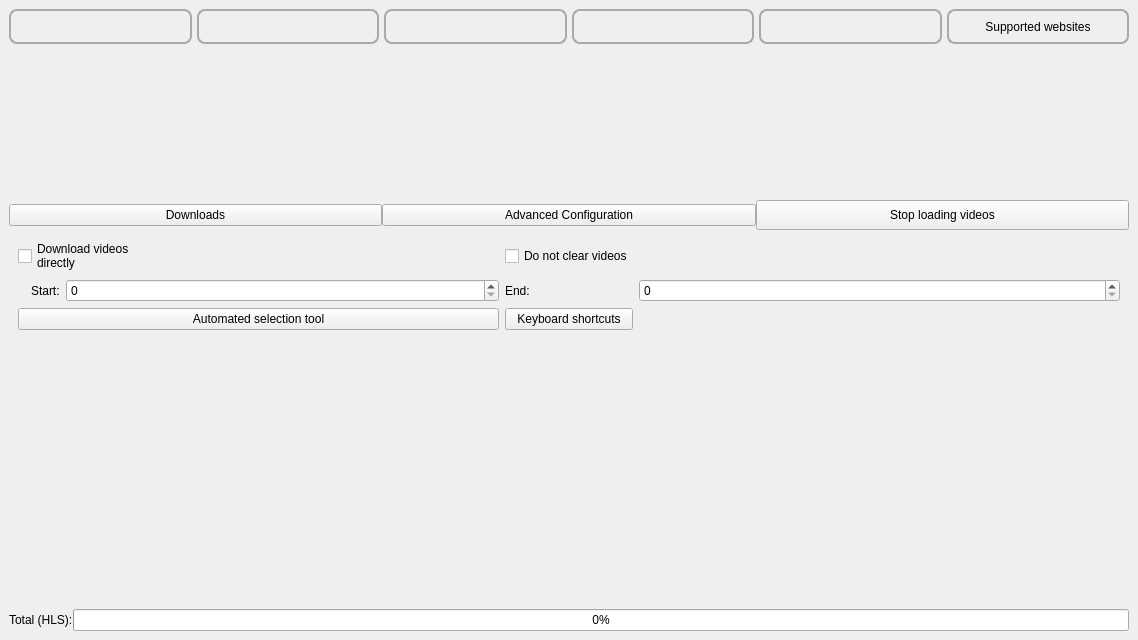
The window that src/frontend/UI/form_main_window.ui (EchterAlsFake/Porn_Fetch) describes before a commit, drawn with Qt 5.
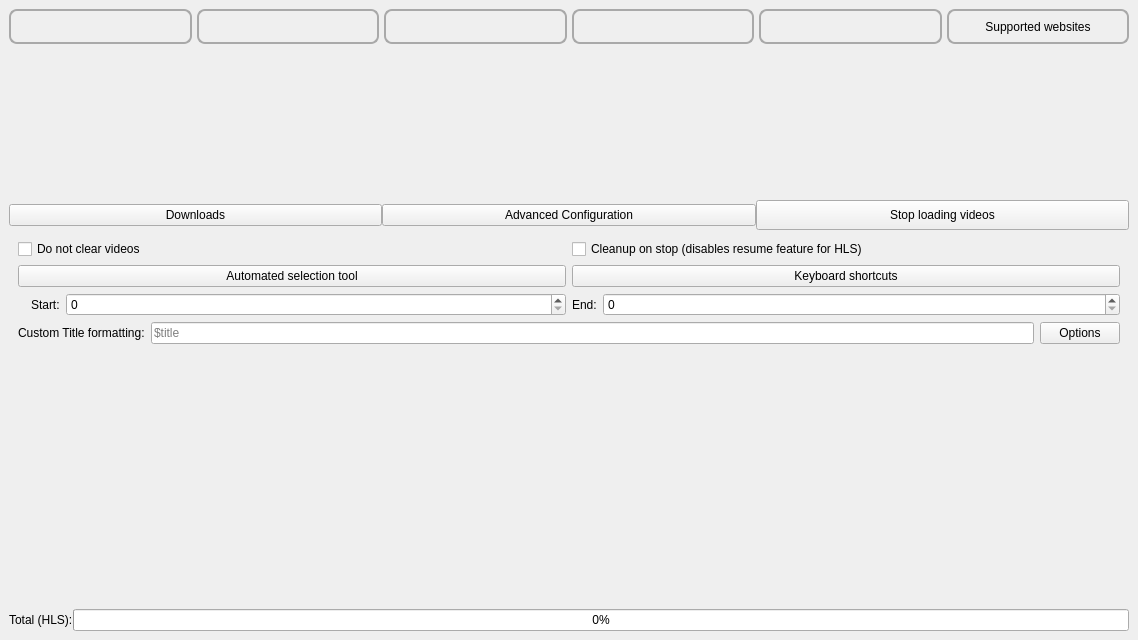
The same window after the commit. The open tabs and pages were chosen to show the change.

Patch:
```diff
--- a/src/frontend/UI/form_main_window.ui
+++ b/src/frontend/UI/form_main_window.ui
@@ -1912,89 +1912,7 @@
              <layout class="QGridLayout" name="gridLayout_32">
               <item row="0" column="0">
                <layout class="QGridLayout" name="gridLayout_13">
-                <item row="0" column="1">
-                 <widget class="QCheckBox" name="main_checkbox_tree_do_not_clear_videos">
-                  <property name="sizePolicy">
-                   <sizepolicy hsizetype="Preferred" vsizetype="Preferred">
-                    <horstretch>0</horstretch>
-                    <verstretch>0</verstretch>
-                   </sizepolicy>
-                  </property>
-                  <property name="cursor">
-                   <cursorShape>PointingHandCursor</cursorShape>
-                  </property>
-                  <property name="accessibleName">
-                   <string>checkbox do not clear videos</string>
-                  </property>
-                  <property name="text">
-                   <string>Do not clear videos</string>
-                  </property>
-                 </widget>
-                </item>
                 <item row="4" column="0">
-                 <widget class="QPushButton" name="main_button_tree_automated_selection">
-                  <property name="sizePolicy">
-                   <sizepolicy hsizetype="Preferred" vsizetype="Preferred">
-                    <horstretch>0</horstretch>
-                    <verstretch>0</verstretch>
-                   </sizepolicy>
-                  </property>
-                  <property name="cursor">
-                   <cursorShape>PointingHandCursor</cursorShape>
-                  </property>
-                  <property name="accessibleName">
-                   <string>button automated selection tool</string>
-                  </property>
-                  <property name="text">
-                   <string>Automated selection tool</string>
-                  </property>
-                 </widget>
-                </item>
-                <item row="0" column="0">
-                 <widget class="QCheckBox" name="main_checkbox_direct_download">
-                  <property name="sizePolicy">
-                   <sizepolicy hsizetype="Preferred" vsizetype="Preferred">
-                    <horstretch>0</horstretch>
-                    <verstretch>0</verstretch>
-                   </sizepolicy>
-                  </property>
-                  <property name="font">
-                   <font>
-                    <bold>false</bold>
-                   </font>
-                  </property>
-                  <property name="cursor">
-                   <cursorShape>PointingHandCursor</cursorShape>
-                  </property>
-                  <property name="accessibleName">
-                   <string>checkbox directly download videos</string>
-                  </property>
-                  <property name="text">
-                   <string>Download videos 
-directly </string>
-                  </property>
-                 </widget>
-                </item>
-                <item row="4" column="1">
-                 <widget class="QPushButton" name="main_button_tree_keyboard_shortcuts">
-                  <property name="sizePolicy">
-                   <sizepolicy hsizetype="Preferred" vsizetype="Preferred">
-                    <horstretch>0</horstretch>
-                    <verstretch>0</verstretch>
-                   </sizepolicy>
-                  </property>
-                  <property name="cursor">
-                   <cursorShape>PointingHandCursor</cursorShape>
-                  </property>
-                  <property name="accessibleName">
-                   <string>button keyboard shortcuts</string>
-                  </property>
-                  <property name="text">
-                   <string>Keyboard shortcuts</string>
-                  </property>
-                 </widget>
-                </item>
-                <item row="3" column="0">
                  <layout class="QHBoxLayout" name="horizontalLayout_3">
                   <item>
                    <widget class="QLabel" name="label_tooltip_index_videos">
@@ -2036,22 +1954,109 @@
                   </item>
                  </layout>
                 </item>
-                <item row="3" column="2">
-                 <widget class="QSpinBox" name="spinbox_index_fetching_end"/>
+                <item row="1" column="0">
+                 <widget class="QCheckBox" name="main_checkbox_tree_do_not_clear_videos">
+                  <property name="sizePolicy">
+                   <sizepolicy hsizetype="Preferred" vsizetype="Preferred">
+                    <horstretch>0</horstretch>
+                    <verstretch>0</verstretch>
+                   </sizepolicy>
+                  </property>
+                  <property name="cursor">
+                   <cursorShape>PointingHandCursor</cursorShape>
+                  </property>
+                  <property name="accessibleName">
+                   <string>checkbox do not clear videos</string>
+                  </property>
+                  <property name="text">
+                   <string>Do not clear videos</string>
+                  </property>
+                 </widget>
+                </item>
+                <item row="3" column="0">
+                 <widget class="QPushButton" name="main_button_tree_automated_selection">
+                  <property name="sizePolicy">
+                   <sizepolicy hsizetype="Preferred" vsizetype="Preferred">
+                    <horstretch>0</horstretch>
+                    <verstretch>0</verstretch>
+                   </sizepolicy>
+                  </property>
+                  <property name="cursor">
+                   <cursorShape>PointingHandCursor</cursorShape>
+                  </property>
+                  <property name="accessibleName">
+                   <string>button automated selection tool</string>
+                  </property>
+                  <property name="text">
+                   <string>Automated selection tool</string>
+                  </property>
+                 </widget>
+                </item>
+                <item row="4" column="1">
+                 <layout class="QHBoxLayout" name="horizontalLayout_7">
+                  <item>
+                   <widget class="QLabel" name="label_index_end">
+                    <property name="sizePolicy">
+                     <sizepolicy hsizetype="Maximum" vsizetype="Preferred">
+                      <horstretch>0</horstretch>
+                      <verstretch>0</verstretch>
+                     </sizepolicy>
+                    </property>
+                    <property name="text">
+                     <string>End:</string>
+                    </property>
+                   </widget>
+                  </item>
+                  <item>
+                   <widget class="QSpinBox" name="spinbox_index_fetching_end"/>
+                  </item>
+                 </layout>
+                </item>
+                <item row="1" column="1">
+                 <widget class="QCheckBox" name="checkBox">
+                  <property name="text">
+                   <string>Cleanup on stop (disables resume feature for HLS) </string>
+                  </property>
+                 </widget>
                 </item>
                 <item row="3" column="1">
-                 <widget class="QLabel" name="label_index_end">
+                 <widget class="QPushButton" name="main_button_tree_keyboard_shortcuts">
                   <property name="sizePolicy">
-                   <sizepolicy hsizetype="Maximum" vsizetype="Preferred">
+                   <sizepolicy hsizetype="Preferred" vsizetype="Preferred">
                     <horstretch>0</horstretch>
                     <verstretch>0</verstretch>
                    </sizepolicy>
                   </property>
                   <property name="text">
-                   <string>End:</string>
+                   <string>Keyboard shortcuts</string>
                   </property>
                  </widget>
                 </item>
+                <item row="5" column="0" colspan="2">
+                 <layout class="QHBoxLayout" name="horizontalLayout_8">
+                  <item>
+                   <widget class="QLabel" name="advanced_label_custom_title">
+                    <property name="text">
+                     <string>Custom Title formatting:</string>
+                    </property>
+                   </widget>
+                  </item>
+                  <item>
+                   <widget class="QLineEdit" name="advanced_lineedit_custom_title">
+                    <property name="placeholderText">
+                     <string>$title</string>
+                    </property>
+                   </widget>
+                  </item>
+                  <item>
+                   <widget class="QPushButton" name="advanced_button_custom_title_options">
+                    <property name="text">
+                     <string>Options</string>
+                    </property>
+                   </widget>
+                  </item>
+                 </layout>
+                </item>
                </layout>
               </item>
               <item row="1" column="0">
```
Left out of the diff: 10 changed lines with no effect on the pictures.
